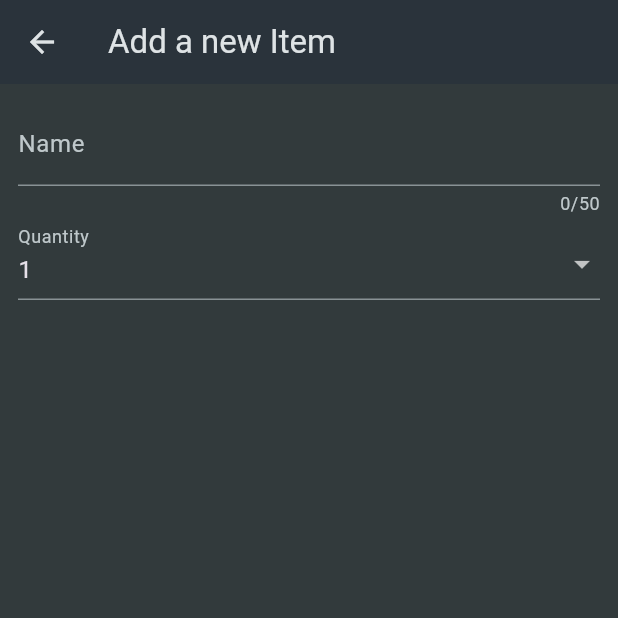
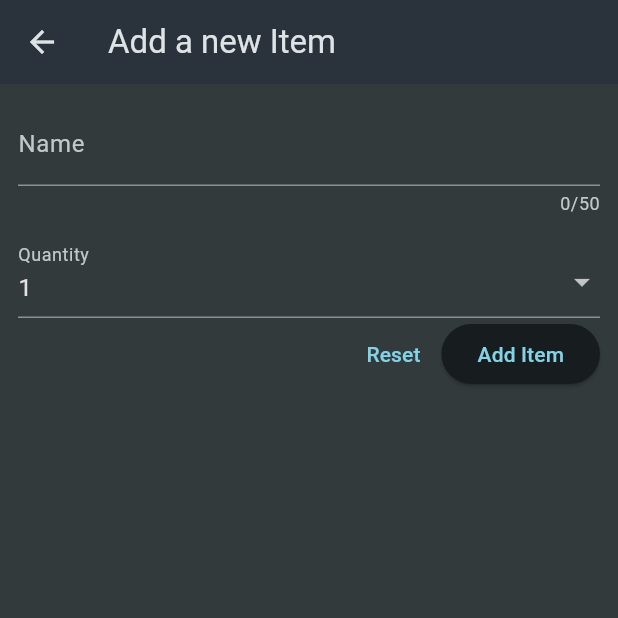
Before and after one commit to CongNQ-Dev/flutter_shopping_list, a Flutter app: the NewItem screen opened directly, on a phone screen of 412 x 824 dp, the top half of it. Run offline on Flutter 3.47's test engine with Material 3 defaults, Android fonts, the phone set to English and light mode, and no system bars.

Commit message:
Adding Buttons to a Form

```diff
--- a/lib/widgets/new_item.dart
+++ b/lib/widgets/new_item.dart
@@ -29,6 +29,9 @@ class _NewItemState extends State<NewItem> {
               ),
               const SizedBox(
                 width: 8,
+              ),
+              SizedBox(
+                height: 12,
               ),
               Row(
                 crossAxisAlignment: CrossAxisAlignment.end,
@@ -62,6 +65,14 @@ class _NewItemState extends State<NewItem> {
                   )
                 ],
               ),
+              Row(
+                mainAxisAlignment: MainAxisAlignment.end,
+                children: [
+                  TextButton(onPressed: () {}, child: const Text("Reset")),
+                  ElevatedButton(
+                      onPressed: () {}, child: const Text("Add Item"))
+                ],
+              )
             ],
           )),
         ));
```
